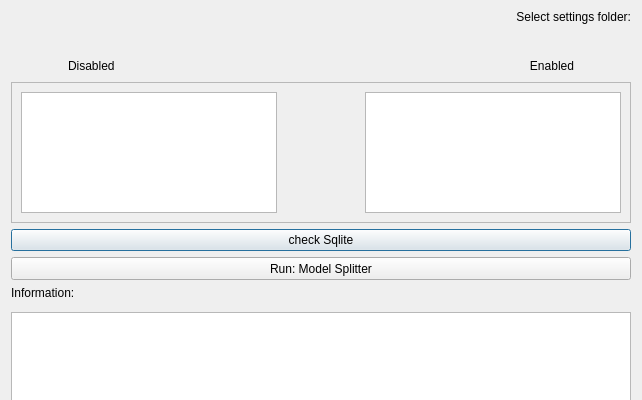
Old version of the form hhnk_threedi_plugin/gui/model_splitter/model_splitter_dialog.ui in the repository threedi/hhnk-threedi-plugin; both pictures show x 0 to 642 and y 0 to 400 of the 642 by 831 pixel window.
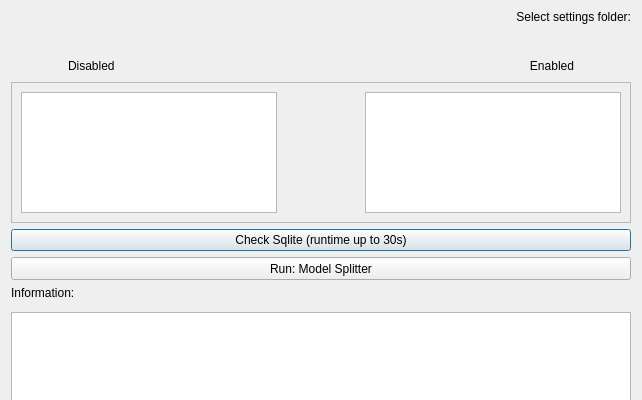
New version of the form. Custom widgets are drawn as their Qt base class.

Diff of the .ui file:
```diff
--- a/hhnk_threedi_plugin/gui/model_splitter/model_splitter_dialog.ui
+++ b/hhnk_threedi_plugin/gui/model_splitter/model_splitter_dialog.ui
@@ -230,7 +230,7 @@
    <item>
     <widget class="QPushButton" name="check_push_btn">
      <property name="text">
-      <string>check Sqlite</string>
+      <string>Check Sqlite (runtime up to 30s)</string>
      </property>
     </widget>
    </item>
```
